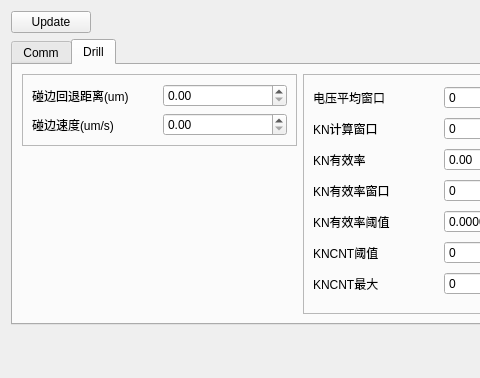
First picture: the form in App/SystemSettingPanel/SystemSettingPanel.ui, repository windsgo/edm_project, before the edit; both pictures show x 0 to 480 and y 0 to 378 of the 882 by 378 pixel window.
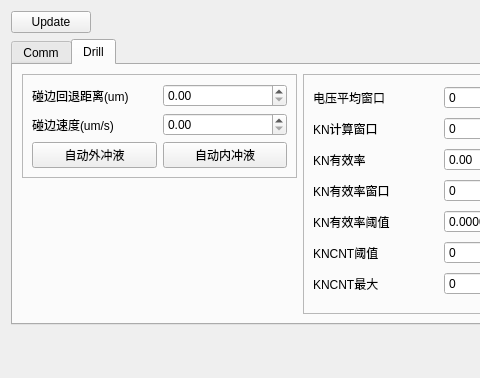
Second picture: the form after the edit. The open tabs and pages were chosen to show the change.

```diff
--- a/App/SystemSettingPanel/SystemSettingPanel.ui
+++ b/App/SystemSettingPanel/SystemSettingPanel.ui
@@ -58,7 +58,7 @@
    <item row="1" column="0" colspan="4">
     <widget class="QTabWidget" name="tabWidget">
      <property name="currentIndex">
-      <number>0</number>
+      <number>1</number>
      </property>
      <widget class="QWidget" name="tab_comm">
       <attribute name="title">
@@ -394,6 +394,13 @@
             </property>
            </widget>
           </item>
+          <item row="1" column="1">
+           <widget class="QDoubleSpinBox" name="dsb_drill_touch_speed">
+            <property name="maximum">
+             <double>1000000.000000000000000</double>
+            </property>
+           </widget>
+          </item>
           <item row="0" column="1">
            <widget class="QDoubleSpinBox" name="dsb_drill_touch_return_length">
             <property name="maximum">
@@ -401,6 +408,16 @@
             </property>
            </widget>
           </item>
+          <item row="3" column="1">
+           <widget class="QPushButton" name="pb_enable_auto_ipump">
+            <property name="text">
+             <string>自动内冲液</string>
+            </property>
+            <property name="checkable">
+             <bool>true</bool>
+            </property>
+           </widget>
+          </item>
           <item row="1" column="0">
            <widget class="QLabel" name="label_18">
             <property name="text">
@@ -408,10 +425,13 @@
             </property>
            </widget>
           </item>
-          <item row="1" column="1">
-           <widget class="QDoubleSpinBox" name="dsb_drill_touch_speed">
-            <property name="maximum">
-             <double>1000000.000000000000000</double>
+          <item row="3" column="0">
+           <widget class="QPushButton" name="pb_enable_auto_opump">
+            <property name="text">
+             <string>自动外冲液</string>
+            </property>
+            <property name="checkable">
+             <bool>true</bool>
             </property>
            </widget>
           </item>
```
